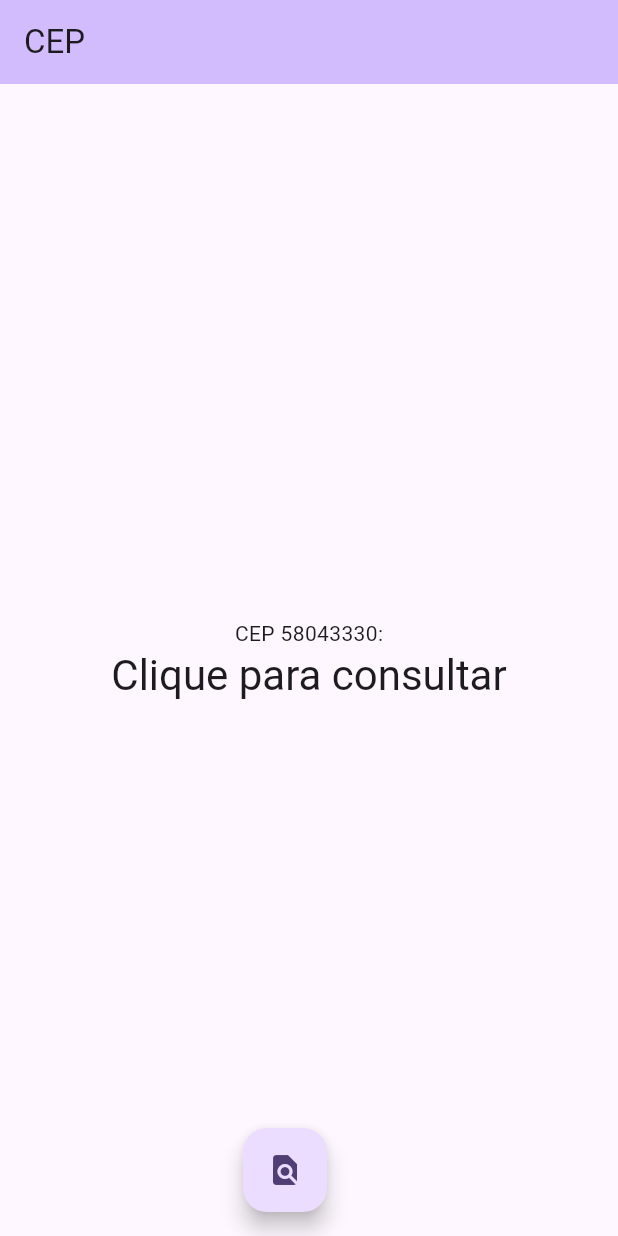
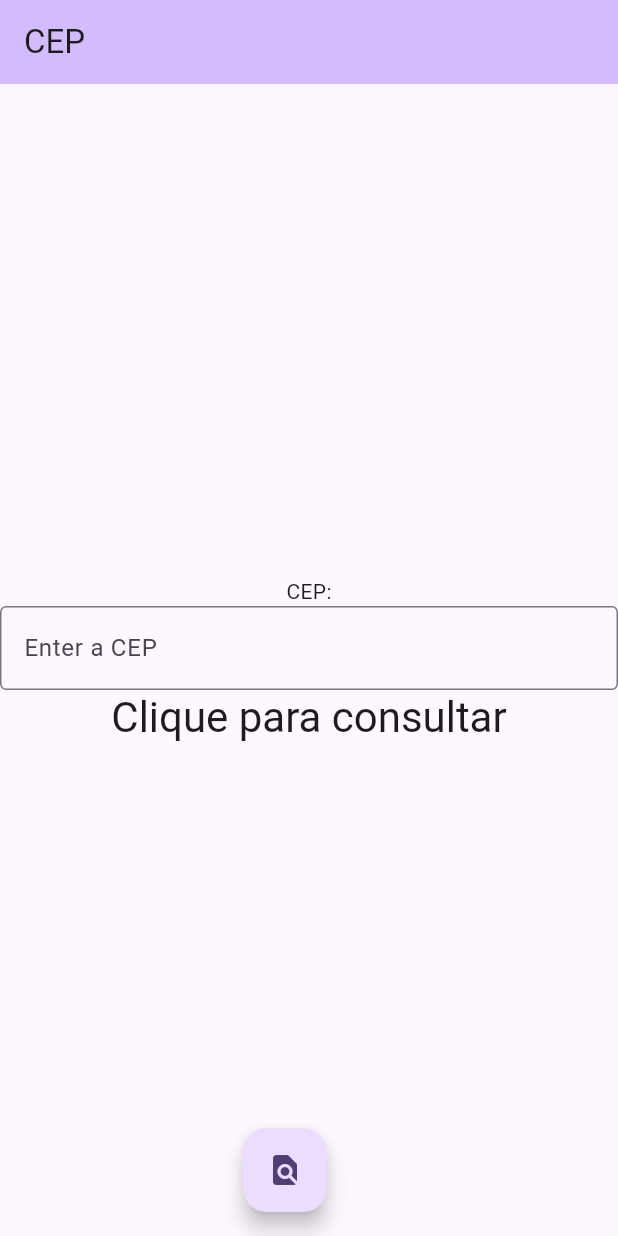
Before and after one commit to lfabianosb/flutter_application_1, a Flutter app: the screen it shows after launch, on a phone screen of 412 x 824 dp. Run offline on Flutter 3.47's test engine with Material 2 defaults, Android fonts, the phone set to English and light mode, and no system bars; our stand-ins replace dio, equatable, get_it.

Commit message:
input cep

```diff
--- a/lib/cep/cep_home_page.dart
+++ b/lib/cep/cep_home_page.dart
@@ -4,8 +4,21 @@ import 'package:provider/provider.dart';
 import 'package:flutter_application_1/cep/consultar/consultar_cep_state.dart';
 import 'package:flutter_application_1/cep/consultar/consultar_cep_store.dart';
 
-class CepHomePage extends StatelessWidget {
+class CepHomePage extends StatefulWidget {
   const CepHomePage({super.key});
+
+  @override
+  State<CepHomePage> createState() => _CepHomePageState();
+}
+
+class _CepHomePageState extends State<CepHomePage> {
+  final cepInputController = TextEditingController();
+
+  @override
+  void dispose() {
+    cepInputController.dispose();
+    super.dispose();
+  }
 
   @override
   Widget build(BuildContext context) {
@@ -19,7 +32,14 @@ class CepHomePage extends StatelessWidget {
           mainAxisAlignment: MainAxisAlignment.center,
           children: <Widget>[
             const Text(
-              'CEP 58043330:',
+              'CEP:',
+            ),
+            TextField(
+              controller: cepInputController,
+              decoration: const InputDecoration(
+                border: OutlineInputBorder(),
+                hintText: 'Enter a CEP',
+              ),
             ),
             Consumer<ConsultarCepStore>(
               builder: (context, store, child) {
@@ -53,7 +73,8 @@ class CepHomePage extends StatelessWidget {
                     style: Theme.of(context).textTheme.headlineMedium,
                   );
                 } else if (state is LoadingConsultarCepState) {
-                  return const CircularProgressIndicator(backgroundColor: Colors.black38);
+                  return const CircularProgressIndicator(
+                      backgroundColor: Colors.black38);
                 } else {
                   return Text(
                     'Sem valor',
@@ -69,7 +90,9 @@ class CepHomePage extends StatelessWidget {
         mainAxisAlignment: MainAxisAlignment.center,
         children: [
           FloatingActionButton(
-            onPressed: () => context.read<ConsultarCepStore>().consultar('58043330'),
+            onPressed: () => context
+                .read<ConsultarCepStore>()
+                .consultar(cepInputController.text),
             tooltip: 'Consultar CEP',
             child: const Icon(Icons.find_in_page),
           ),
@@ -77,5 +100,4 @@ class CepHomePage extends StatelessWidget {
       ),
     );
   }
-
 }
```
